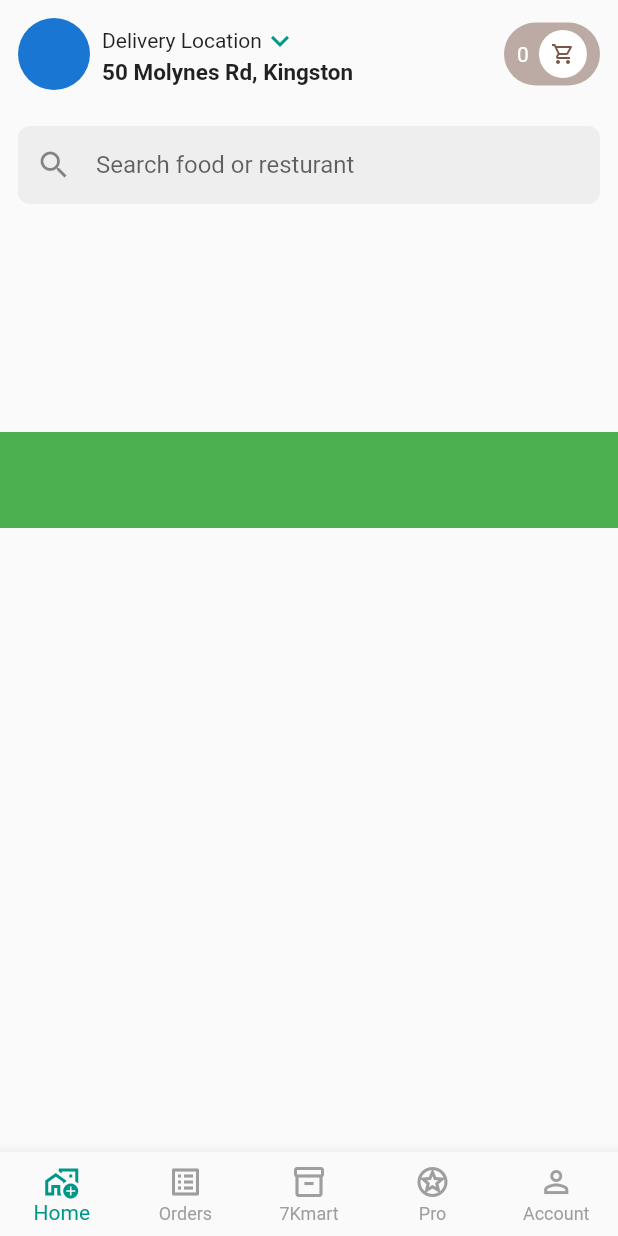
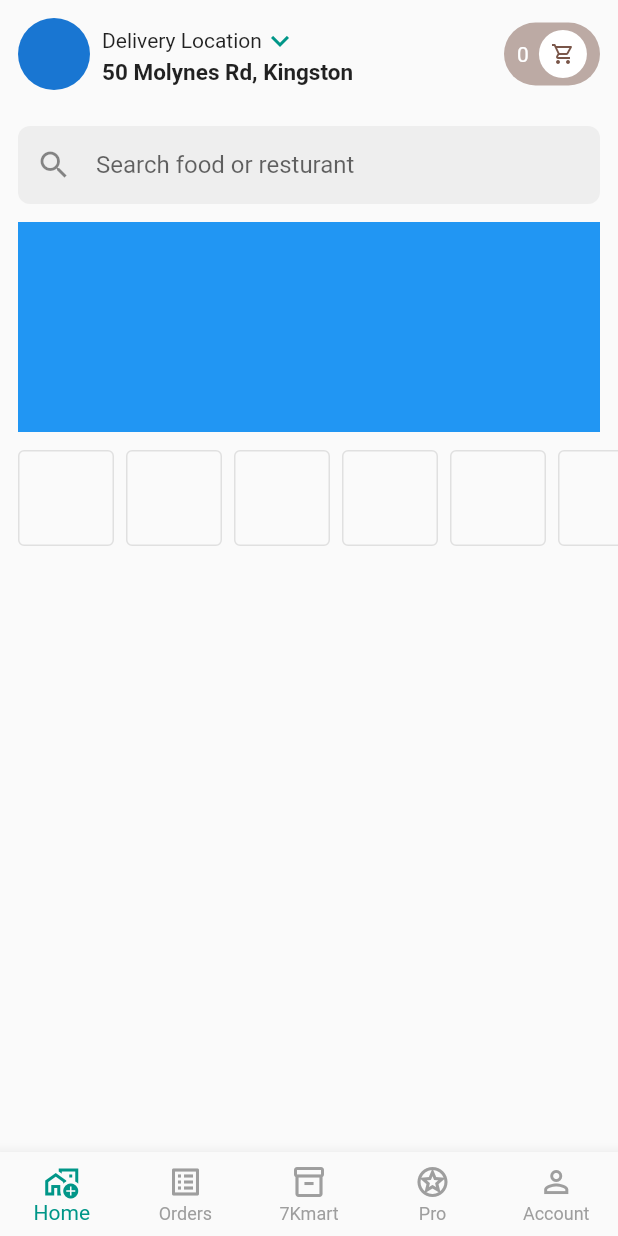
Before and after one commit to JAICHANGPARK/flutter_notebook_chapter_21, a Flutter app: the screen it shows after launch, on a phone screen of 412 x 824 dp. Run offline on Flutter 3.47's test engine with Material 2 defaults, Android fonts, the phone set to English and light mode, and no system bars; our stand-ins replace badges, fl_chart, flutter_riverpod; missing offline and left inert: candlesticks.

Commit message:
Update fd_home_page_widget.dart

```diff
--- a/lib/ep1234_food_delivery_app/src/ui/widget/fd_home_page_widget.dart
+++ b/lib/ep1234_food_delivery_app/src/ui/widget/fd_home_page_widget.dart
@@ -95,13 +95,27 @@ class FdHomePageWidget extends StatelessWidget {
             height: 140,
             color: Colors.blue,
             child: Column(
-              children: [],
+              children: [
+                Container(
+                  color: Colors.pink,
+                )
+              ],
             ),
           ),
           Container(
             height: 64,
-            color: Colors.green,
-            child: ListView.builder(itemBuilder: (context, index) {}),
+            margin: EdgeInsets.only(left: 12, top: 12, bottom: 12),
+            child: ListView.builder(
+              itemBuilder: (context, index) {
+                return Container(
+                  width: 64,
+                  margin: EdgeInsets.only(right: 8),
+                  decoration: BoxDecoration(
+                      border: Border.all(color: Colors.grey[300]!), borderRadius: BorderRadius.circular(4)),
+                );
+              },
+              scrollDirection: Axis.horizontal,
+            ),
           )
         ],
       ),
```
